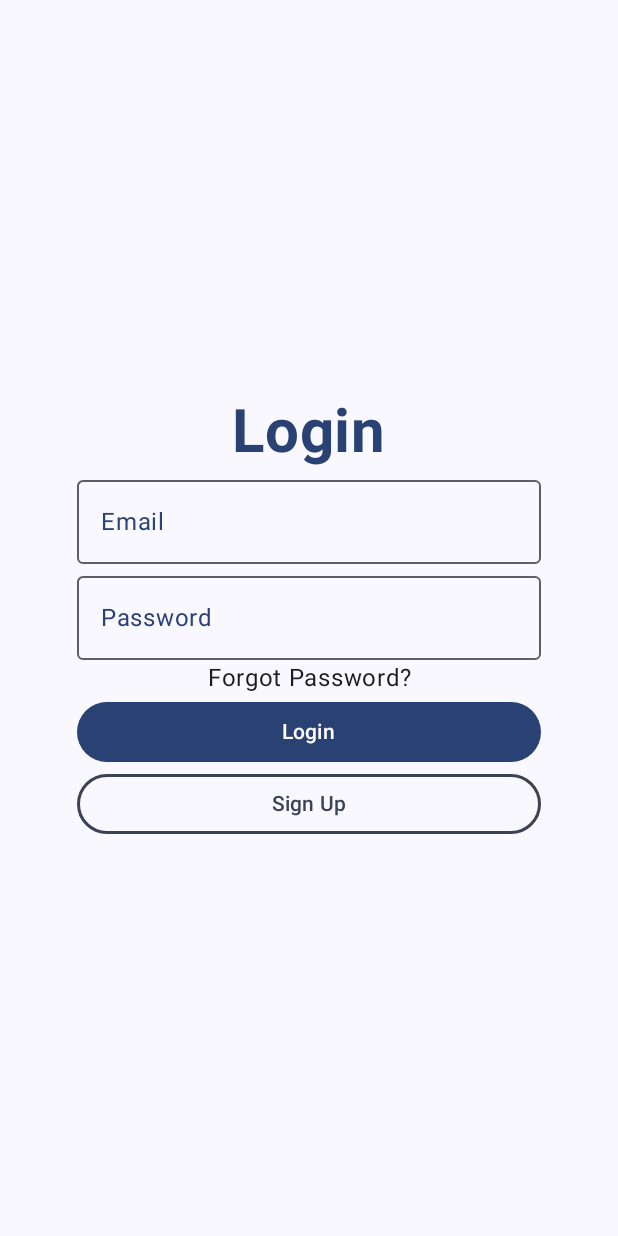
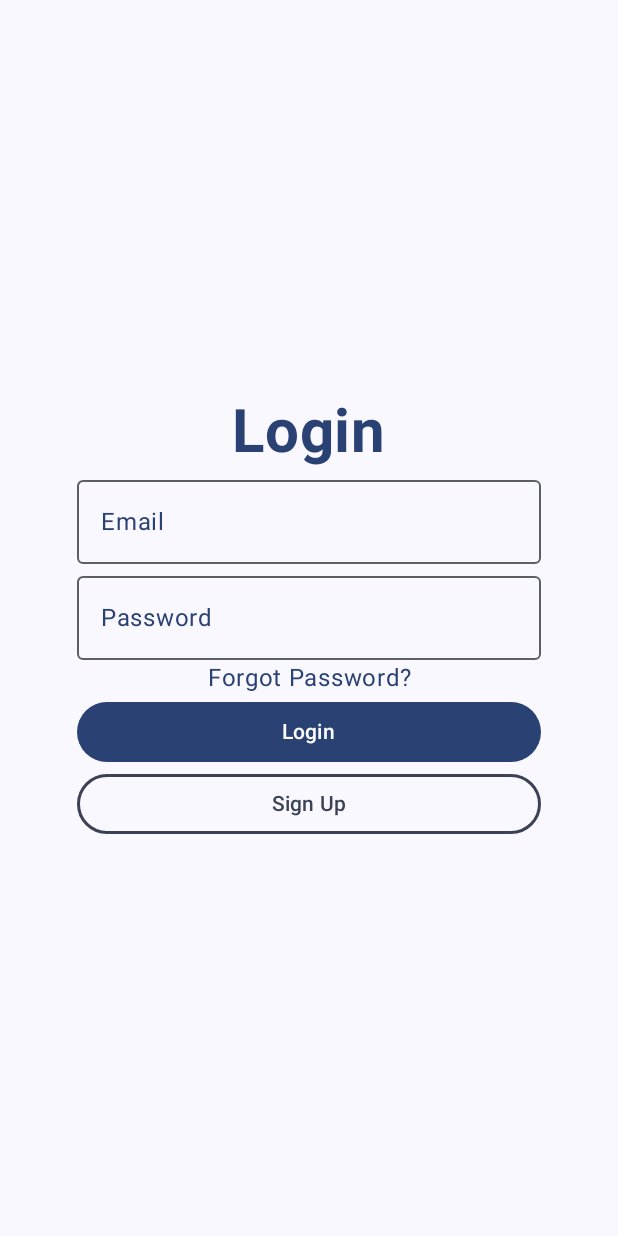
Before and after one commit to yurildss/Rental_Review, an Android app built with Jetpack Compose: the screen it shows after launch (MainActivity), after a tap on "Get Started", on a phone screen of 412 x 824 dp. Run offline under Robolectric (Android 15) with nearby library versions, the phone set to English and light mode, and no system bars; our stand-ins replace Dagger/Hilt's generated code, Firebase (no records; nobody signed in at launch, a user with empty details on screens opened directly).

Commit message:
feat: Implement "Forgot Password" functionality
- Added a clickable "Forgot Password?" text to `LoginScreen.kt`.
- Implemented `onForgotPasswordClick` in `LoginScreenViewModel.kt` to call the `passwordResetEmail` service method and display a "Not implemented" snackbar message (the actual email sending is implemented).
- Added `passwordResetEmail` method to `AccountService.kt` and its implementation in `AccountServiceImpl.kt` using `auth.sendPasswordResetEmail()`.
- Set the color of "Forgot Password?" text to `MaterialTheme.colorScheme.primary`.

```diff
--- a/app/src/main/java/com/example/rentalreview/screen/login/LoginScreen.kt
+++ b/app/src/main/java/com/example/rentalreview/screen/login/LoginScreen.kt
@@ -1,6 +1,7 @@
 package com.example.rentalreview.screen.login
 
 import androidx.compose.foundation.background
+import androidx.compose.foundation.clickable
 import androidx.compose.foundation.layout.Arrangement
 import androidx.compose.foundation.layout.Column
 import androidx.compose.foundation.layout.fillMaxSize
@@ -40,7 +41,8 @@ fun LoginScreen(
         viewModel::onEmailChange,
         viewModel::onPasswordChange,
         { viewModel.onLoginClick(onLoginSuccess) },
-        onSignUpClick
+        onSignUpClick,
+        viewModel::onForgotPasswordClick
     )
 }
 
@@ -50,7 +52,8 @@ fun LoginForm(
     onEmailChange: (String) -> Unit = {},
     onPasswordChange: (String) -> Unit = {},
     onLoginClick: () -> Unit = {},
-    onSignUpClick: () -> Unit = {}
+    onSignUpClick: () -> Unit = {},
+    onForgotPasswordClick: () -> Unit
 ){
     Column(Modifier
         .fillMaxSize()
@@ -81,7 +84,14 @@ fun LoginForm(
             keyboardOptions = KeyboardOptions(keyboardType = KeyboardType.Password),
             visualTransformation = _root_ide_package_.androidx.compose.ui.text.input.PasswordVisualTransformation()
         )
-        Text(text = "Forgot Password?", textAlign = TextAlign.Center)
+        Text(
+            text = "Forgot Password?",
+            textAlign = TextAlign.Center,
+            modifier = Modifier.fillMaxWidth(0.75f).clickable{
+                onForgotPasswordClick()
+            }.testTag("forgotPasswordText"),
+            color = MaterialTheme.colorScheme.primary
+        )
         Button(
             onClick = onLoginClick,
             modifier = Modifier.fillMaxWidth(0.75f).testTag("loginButton")
--- a/app/src/main/java/com/example/rentalreview/service/AccountService.kt
+++ b/app/src/main/java/com/example/rentalreview/service/AccountService.kt
@@ -13,4 +13,5 @@ interface AccountService {
     suspend fun register(email: String, password: String, name: String)
     suspend fun authenticate(email: String, password: String)
     suspend fun logOut()
+    suspend fun passwordResetEmail(email: String)
 }
--- a/app/src/main/java/com/example/rentalreview/service/impl/AccountServiceImpl.kt
+++ b/app/src/main/java/com/example/rentalreview/service/impl/AccountServiceImpl.kt
@@ -84,4 +84,8 @@ class AccountServiceImpl
 
     }
 
+    override suspend fun passwordResetEmail(email: String) {
+        auth.sendPasswordResetEmail(email).await()
+    }
+
 }
```
Also changed, not shown: app/src/main/java/com/example/rentalreview/screen/login/LoginScreenViewModel.kt (+8 -0 lines).
